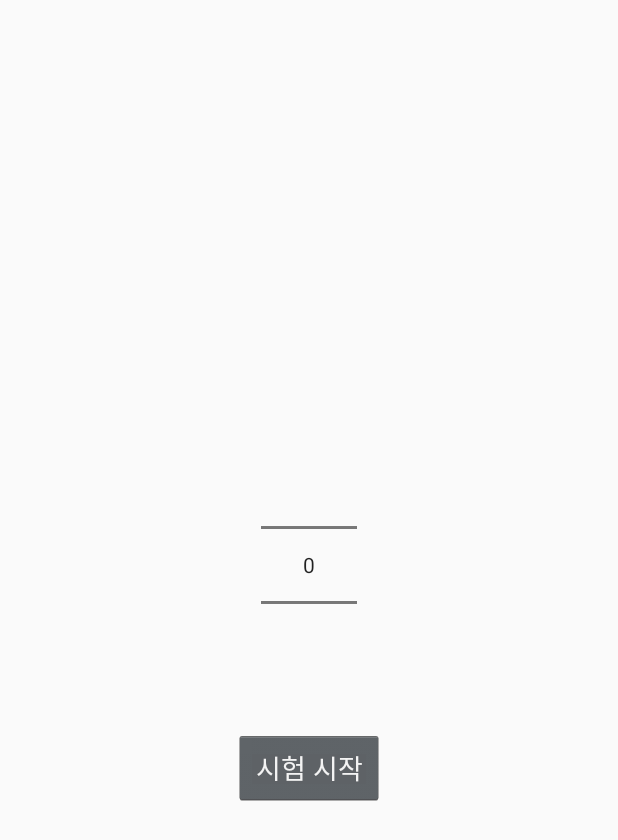
After one commit to hye-rim/Senior-Project, an Android app: the layout fragment_note_word_test.xml on its own in the app's theme, with its tools: preview values and no code run, on a phone screen of 412 x 824 dp. The commit adds this screen. Shown: the top 840 px of the screen. Run offline under Robolectric (Android 15) with nearby library versions, the phone set to English and light mode, and no system bars; network calls fail; Roboto replaces fonts that are not available here.

Commit message:
Added NoteWordTest Page.

```diff
--- a/Android/Onpuri2/app/src/main/java/com/onpuri/Server/PacketUser.java
+++ b/Android/Onpuri2/app/src/main/java/com/onpuri/Server/PacketUser.java
@@ -23,6 +23,7 @@ public class PacketUser extends Application {
     static public char USR_SEN = 13;
     static public char ACK_SEN = 14;
     static public char ACK_NTRNAS = 15;
+    static public char ACK_NSEN = 90;
     static public char USR_LEV = 99;
     static public char ACK_LEV = 100;
 
--- /dev/null
+++ b/Android/Onpuri2/app/src/main/res/layout/fragment_note_word_listen.xml
@@ -0,0 +1,6 @@
+<?xml version="1.0" encoding="utf-8"?>
+<LinearLayout xmlns:android="http://schemas.android.com/apk/res/android"
+    android:orientation="vertical" android:layout_width="match_parent"
+    android:layout_height="match_parent"
+    android:gravity="center">
+</LinearLayout>
--- /dev/null
+++ b/Android/Onpuri2/app/src/main/res/layout/fragment_note_word_test.xml
@@ -0,0 +1,17 @@
+<?xml version="1.0" encoding="utf-8"?>
+<LinearLayout xmlns:android="http://schemas.android.com/apk/res/android"
+    android:orientation="vertical" android:layout_width="match_parent"
+    android:layout_height="match_parent"
+    android:gravity="center">
+    <NumberPicker
+        android:gravity="center"
+        android:layout_width="wrap_content"
+        android:layout_height="wrap_content"
+        android:id="@+id/pick_word_test" />
+    <Button
+        android:layout_marginTop="20dp"
+        android:layout_width="100dp"
+        android:layout_height="50dp"
+        android:id="@+id/btn_word_test_start"
+        android:text="시험 시작"/>
+</LinearLayout>
```
Also changed, not shown: Android/Onpuri2/app/src/main/java/com/onpuri/Activity/HomeFragment.java (+12 -6 lines), Android/Onpuri2/app/src/main/java/com/onpuri/Activity/NoteWordFragment.java (+15 -1 lines), Android/Onpuri2/app/src/main/java/com/onpuri/Activity/NoteWordTestFragment.java (added, +70 -0 lines), 1 other file.
